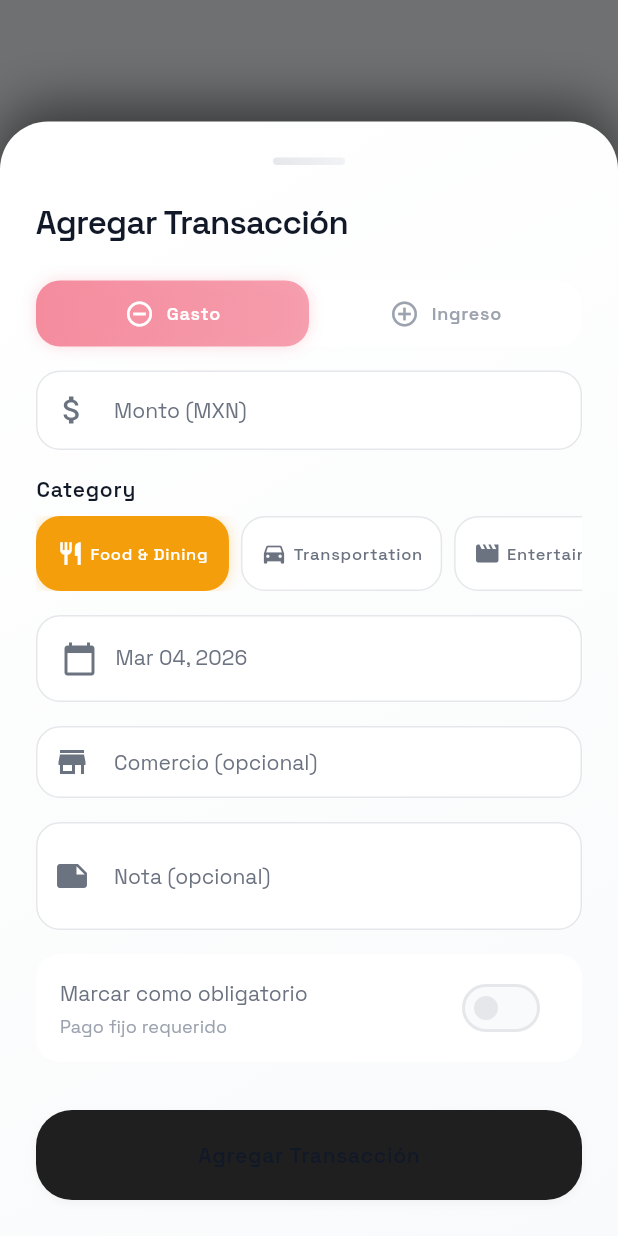
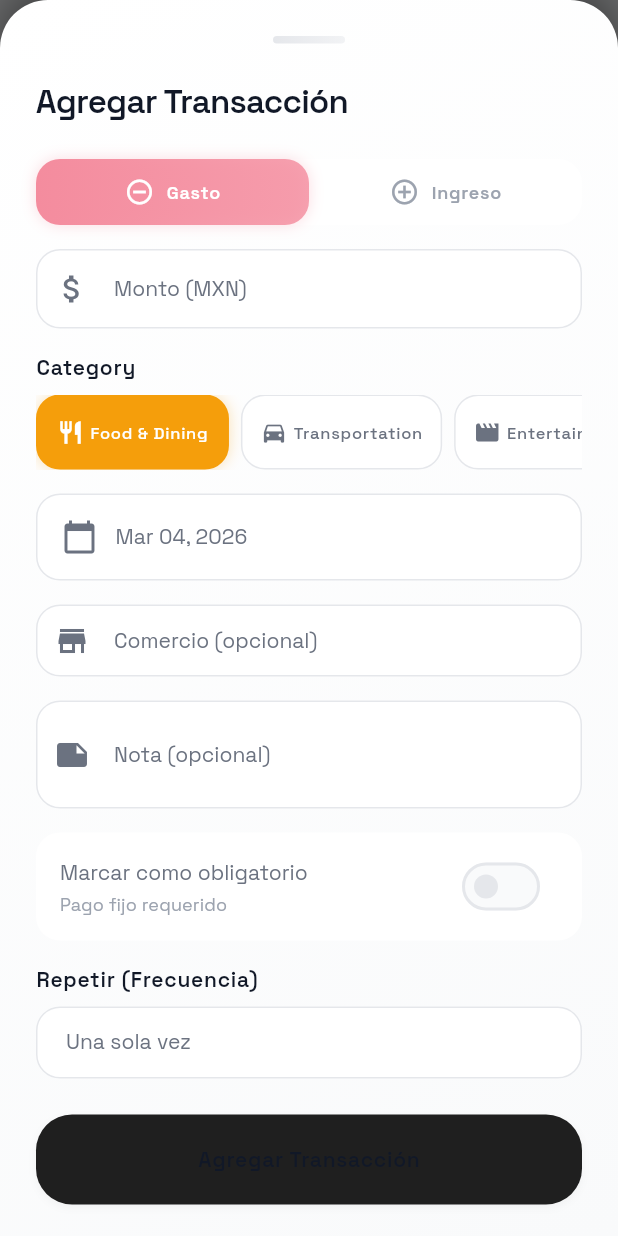
Before and after one commit to kaosom/spend, a Flutter app: the screen it shows after launch, item 3 of the bottom bar chosen, after a tap on the "add" icon, on a phone screen of 412 x 824 dp. Run offline on Flutter 3.47's test engine with Material 3 defaults, Android fonts, the phone set to English and light mode, and no system bars; our stand-ins replace equatable, flutter_secure_storage, get, google_fonts, shared_preferences; missing offline and left inert: encrypt, pointycastle; accounts and stored records are empty.

Commit message:
Agrega soporte estructural y UI interactiva para crear transacciones recurrentes infinitas (Diarias, Semanales, Mensuales...)

```diff
--- a/lib/core/constants/constants.dart
+++ b/lib/core/constants/constants.dart
@@ -60,8 +60,10 @@ class AppConstants {
   static const double defaultSafetyBuffer = 1000.0; // MXN
 
   // Recurrence patterns
+  static const String recurrenceDaily = 'daily';
   static const String recurrenceWeekly = 'weekly';
   static const String recurrenceBiweekly = 'biweekly';
+  static const String recurrenceMonthly = 'monthly';
   static const String recurrenceCustom = 'custom';
 
   // Account types
--- a/lib/design_system/organisms/add_transaction_sheet.dart
+++ b/lib/design_system/organisms/add_transaction_sheet.dart
@@ -37,6 +37,9 @@ class _AddTransactionSheetState extends State<AddTransactionSheet> {
   late DateTime _selectedDate;
   bool _isObligatory = false;
 
+  String? _selectedRecurrence;
+  final _customDaysController = TextEditingController(text: '1');
+
   @override
   void initState() {
     super.initState();
@@ -56,6 +59,7 @@ class _AddTransactionSheetState extends State<AddTransactionSheet> {
     _amountController.dispose();
     _noteController.dispose();
     _merchantController.dispose();
+    _customDaysController.dispose();
     super.dispose();
   }
 
@@ -120,6 +124,22 @@ class _AddTransactionSheetState extends State<AddTransactionSheet> {
       return;
     }
 
+    RecurrenceRule? recurrenceRule;
+    if (_selectedRecurrence != null) {
+      if (_selectedRecurrence == AppConstants.recurrenceDaily) {
+        recurrenceRule = RecurrenceRule.daily();
+      } else if (_selectedRecurrence == AppConstants.recurrenceWeekly) {
+        recurrenceRule = RecurrenceRule.weekly();
+      } else if (_selectedRecurrence == AppConstants.recurrenceBiweekly) {
+        recurrenceRule = RecurrenceRule.biweekly();
+      } else if (_selectedRecurrence == AppConstants.recurrenceMonthly) {
+        recurrenceRule = RecurrenceRule.monthly();
+      } else if (_selectedRecurrence == AppConstants.recurrenceCustom) {
+        final customDays = int.tryParse(_customDaysController.text.trim()) ?? 1;
+        recurrenceRule = RecurrenceRule.custom(customDays);
+      }
+    }
+
     final result = await _transactionsController.createTransaction(
       amount: amount,
       date: _selectedDate,
@@ -133,6 +153,7 @@ class _AddTransactionSheetState extends State<AddTransactionSheet> {
           ? null
           : _merchantController.text.trim(),
       isObligatory: _isObligatory,
+      recurrenceRule: recurrenceRule,
     );
 
     if (result.isSuccess) {
@@ -475,7 +496,81 @@ class _AddTransactionSheetState extends State<AddTransactionSheet> {
                               activeThumbColor: AvidTokens.accentError,
                             ),
                           ),
-                          const SizedBox(height: AvidTokens.space8),
+                          const SizedBox(height: AvidTokens.space4),
+
+                          // Recurrence selector
+                          Text(
+                            'Repetir (Frecuencia)',
+                            style: AvidTypography.labelLarge(),
+                          ),
+                          const SizedBox(height: AvidTokens.space2),
+                          DropdownButtonFormField<String?>(
+                            value: _selectedRecurrence,
+                            decoration: InputDecoration(
+                              filled: true,
+                              fillColor: AvidTokens.backgroundSecondary,
+                              border: OutlineInputBorder(
+                                borderRadius: BorderRadius.circular(
+                                  AvidTokens.radiusMedium,
+                                ),
+                                borderSide: BorderSide.none,
+                              ),
+                            ),
+                            dropdownColor: AvidTokens.backgroundSecondary,
+                            items: const [
+                              DropdownMenuItem(
+                                value: null,
+                                child: Text("Una sola vez"),
+                              ),
+                              DropdownMenuItem(
+                                value: AppConstants.recurrenceDaily,
+                                child: Text("Diario"),
+                              ),
+                              DropdownMenuItem(
+                                value: AppConstants.recurrenceWeekly,
+                                child: Text("Semanal"),
+                              ),
+                              DropdownMenuItem(
+                                value: AppConstants.recurrenceBiweekly,
+                                child: Text("Quincenal"),
+                              ),
+                              DropdownMenuItem(
+                                value: AppConstants.recurrenceMonthly,
+                                child: Text("Mensual"),
+                              ),
+                              DropdownMenuItem(
+                                value: AppConstants.recurrenceCustom,
+                                child: Text("Personalizado..."),
+                              ),
+                            ],
+                            onChanged: (val) {
+                              setState(() {
+                                _selectedRecurrence = val;
+                              });
+                            },
+                          ),
+
+                          if (_selectedRecurrence ==
+                              AppConstants.recurrenceCustom) ...[
+                            const SizedBox(height: AvidTokens.space3),
+                            TextFormField(
+                              controller: _customDaysController,
+                              keyboardType: TextInputType.number,
+                              decoration: InputDecoration(
+                                labelText: 'Cada cuántos días',
+                                filled: true,
+                                fillColor: AvidTokens.backgroundSecondary,
+                                border: OutlineInputBorder(
+                                  borderRadius: BorderRadius.circular(
+                                    AvidTokens.radiusMedium,
+                                  ),
+                                  borderSide: BorderSide.none,
+                                ),
+                              ),
+                            ),
+                          ],
+
+                          const SizedBox(height: AvidTokens.space6),
 
                           // Submit button - Futuristic and clean
                           Container(
--- a/lib/features/transactions/transactions_controller.dart
+++ b/lib/features/transactions/transactions_controller.dart
@@ -185,19 +185,80 @@ class TransactionsController extends GetxController {
     }
   }
 
-  /// Get transactions for a specific account
+  /// Get transactions for a specific account (All Time)
   List<Transaction> getTransactionsForAccount(String accountId) {
-    return _transactions.where((t) => t.accountId == accountId).toList();
+    // Para simplificar, obtenemos desde el año 2000 hasta 5 años en el futuro.
+    // Esto asegura que veamos ocurrencias generadas en las vistas que simplemente enlisten "todo"
+    final startDate = DateTime(2000);
+    final endDate = DateTime.now().add(const Duration(days: 365 * 5));
+
+    return getTransactionsInRange(
+      startDate,
+      endDate,
+    ).where((t) => t.accountId == accountId).toList();
   }
 
-  /// Get transactions for a specific date range
+  /// Get transactions for a specific date range, projecting recurrences
   List<Transaction> getTransactionsInRange(
     DateTime startDate,
     DateTime endDate,
   ) {
-    return _transactions.where((t) {
-      return !t.date.isBefore(startDate) && !t.date.isAfter(endDate);
-    }).toList();
+    final List<Transaction> results = [];
+
+    for (final t in _transactions) {
+      // Si la transacción NO es recurrente, simplemente la añadimos si cae en el rango
+      if (t.recurrenceRuleId == null) {
+        if (!t.date.isBefore(startDate) && !t.date.isAfter(endDate)) {
+          results.add(t);
+        }
+      } else {
+        // Si ES recurrente, buscamos la regla
+        final rule = getRecurrenceRuleById(t.recurrenceRuleId!);
+        if (rule == null) {
+          // Fallback: si se borró la regla, comportarse como normal
+          if (!t.date.isBefore(startDate) && !t.date.isAfter(endDate)) {
+            results.add(t);
+          }
+          continue;
+        }
+
+        // Si la "madre" cae en el rango, la añadimos.
+        if (!t.date.isBefore(startDate) && !t.date.isAfter(endDate)) {
+          results.add(t);
+        }
+
+        // Proyectamos futuras repeticiones
+        // (Las calculamos desde la fecha de la transacción base hasta el endDate solicitado)
+        final DateTime calculationStart = startDate.isBefore(t.date)
+            ? t.date
+            : startDate;
+
+        DateTime? nextDate = rule.getNextOccurrence(t.date);
+        int occurrenceCount = 1; // La primera es la base (ya contemplada)
+
+        while (nextDate != null && !nextDate.isAfter(endDate)) {
+          // Si la regla expiró por cuenta límite o fecha final.
+          if (rule.hasEnded(nextDate)) break;
+          // Comprobar límite de ocurrencias numéricas (si existe)
+          if (rule.occurrencesLeft != null &&
+              occurrenceCount > rule.occurrencesLeft!)
+            break;
+
+          if (!nextDate.isBefore(calculationStart)) {
+            // Clonamos virtualmente añadiendo el prefijo "virtual_" al ID
+            final virtualTransaction = t.copyWith(
+              id: 'virtual_${t.id}_${nextDate.millisecondsSinceEpoch}',
+              date: nextDate,
+            );
+            results.add(virtualTransaction);
+          }
+          nextDate = rule.getNextOccurrence(nextDate);
+          occurrenceCount++;
+        }
+      }
+    }
+
+    return results;
   }
 
   /// Get daily totals for a date range
```
Also changed, not shown: lib/models/recurrence_rule.dart (+62 -10 lines).
